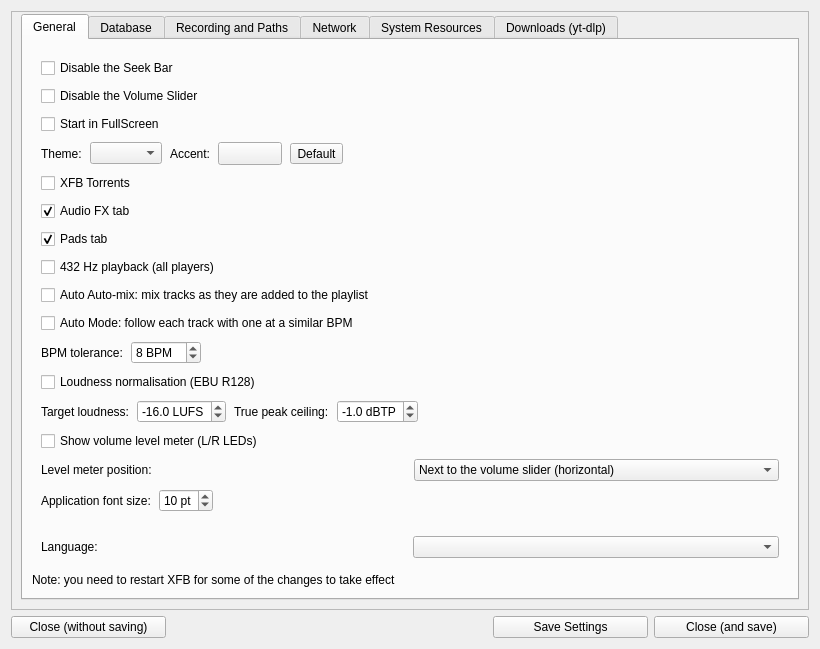
Old version of the form src/optionsdialog.ui in the repository netpack/XFB.
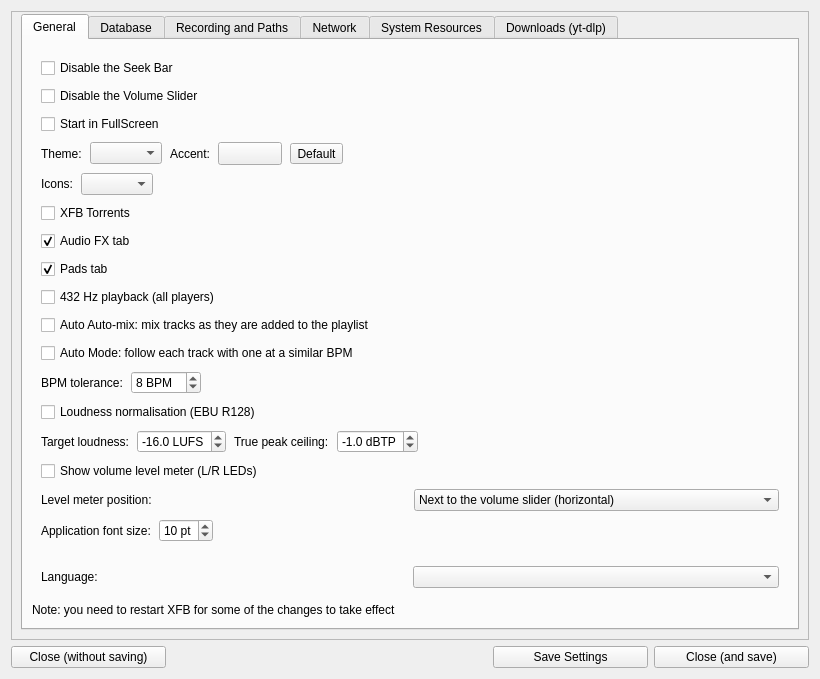
New version of the form. Icons and pictures are not drawn.

Commit message: feat: the icons can be drawn to match the theme, not just the colours

Patch:
```diff
--- a/src/optionsdialog.ui
+++ b/src/optionsdialog.ui
@@ -149,6 +149,37 @@
                </item>
               </layout>
              </item>
+             <item>
+              <layout class="QHBoxLayout" name="layout_iconTheme">
+               <item>
+                <widget class="QLabel" name="label_iconTheme">
+                 <property name="text">
+                  <string>Icons:</string>
+                 </property>
+                </widget>
+               </item>
+               <item>
+                <widget class="QComboBox" name="combo_iconTheme">
+                 <property name="toolTip">
+                  <string>&lt;html&gt;&lt;head/&gt;&lt;body&gt;&lt;p&gt;How the icons are drawn. "Classic" is the full-colour artwork; the others re-draw that same artwork in one colour — the theme's text colour, or its accent — and "High contrast" draws it as heavily as it can, which is the one to reach for on a screen seen from across the studio. Applies immediately on Save.&lt;/p&gt;&lt;/body&gt;&lt;/html&gt;</string>
+                 </property>
+                </widget>
+               </item>
+               <item>
+                <spacer name="hspacer_iconTheme">
+                 <property name="orientation">
+                  <enum>Qt::Horizontal</enum>
+                 </property>
+                 <property name="sizeHint" stdset="0">
+                  <size>
+                   <width>40</width>
+                   <height>20</height>
+                  </size>
+                 </property>
+                </spacer>
+               </item>
+              </layout>
+             </item>
              <item>
               <widget class="QCheckBox" name="checkBox_enableTorrents">
                <property name="toolTip">
```
The commit also changes 10 other files.
